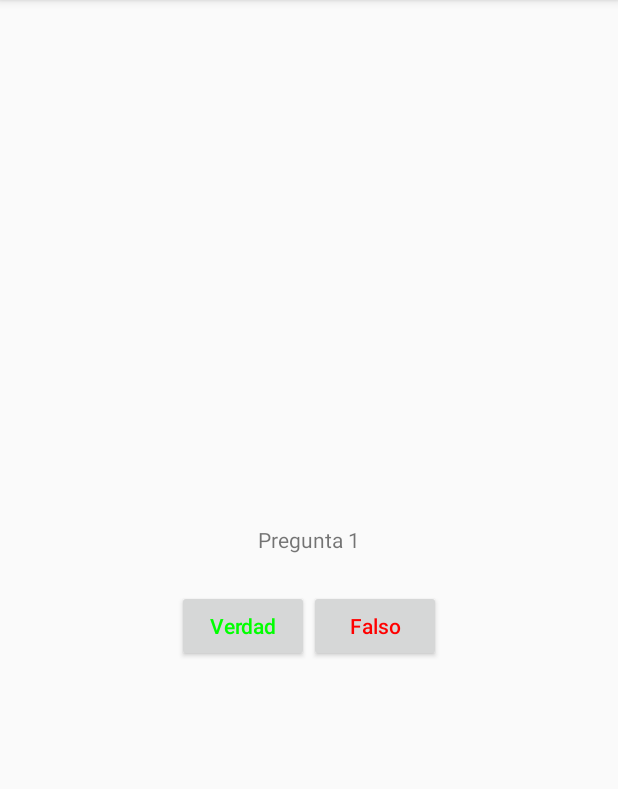
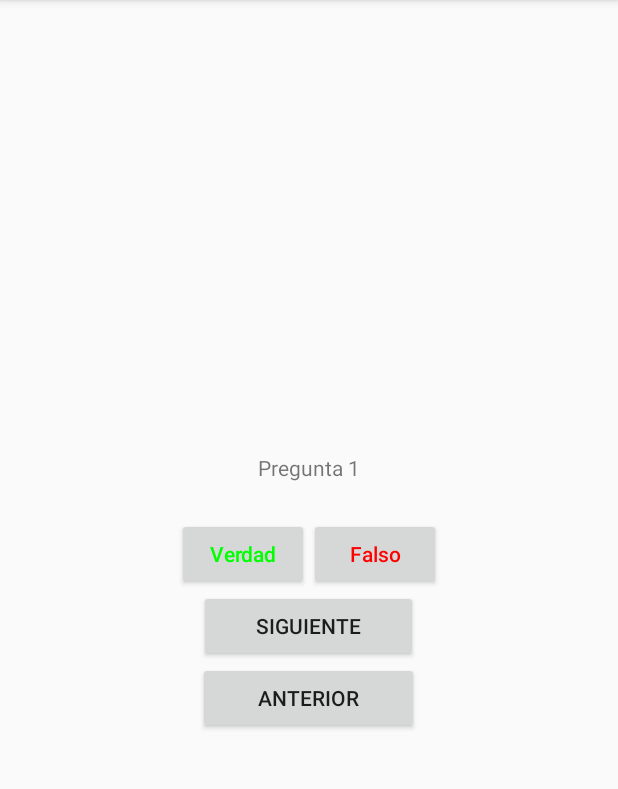
Before and after one commit to arty-20/CochatEST, an Android app: the screen it shows after launch (MainActivity), on a phone screen of 412 x 824 dp, the part 84-873 px from its top. Run offline under Robolectric (Android 15) with nearby library versions, the phone set to English and light mode, and no system bars.

Commit message:
multiples preguntas

```diff
--- a/app/src/main/java/com/example/cochatest/MainActivity.kt
+++ b/app/src/main/java/com/example/cochatest/MainActivity.kt
@@ -3,7 +3,9 @@ package com.example.cochatest
 import androidx.appcompat.app.AppCompatActivity
 import android.os.Bundle
 import android.view.Gravity
+import android.view.InputEvent
 import android.widget.Button
+import android.widget.TextView
 import android.widget.Toast
 
 class MainActivity : AppCompatActivity() {
@@ -14,6 +16,26 @@ class MainActivity : AppCompatActivity() {
 
         val boton_true = findViewById<Button>(R.id.verdad_button)
         val boton_false = findViewById<Button>(R.id.falso_button)
+
+        val boton_siguiente = findViewById<Button>(R.id.siguiente)
+        val boton_anterior = findViewById<Button>(R.id.anterior)
+        val preguntas:List<String> = listOf("pregunta 1","pregunta 2","pregunta 3")
+        var cont = 0
+
+        val texto = findViewById<TextView>(R.id.texto_pre)
+
+        boton_siguiente.setOnClickListener{
+            if(cont < preguntas.size-1) {
+                cont++
+                texto.text = preguntas.get(cont)
+            }
+        }
+        boton_anterior.setOnClickListener{
+            if(cont > 0) {
+                cont--;
+                texto.text = preguntas.get(cont)
+            }
+        }
 
         boton_true.setOnClickListener {
             val t = Toast.makeText(this, "Presiono el boton de verdad", Toast.LENGTH_SHORT)
--- a/app/src/main/res/layout/activity_main.xml
+++ b/app/src/main/res/layout/activity_main.xml
@@ -1,19 +1,18 @@
 <?xml version="1.0" encoding="utf-8"?>
 <androidx.constraintlayout.widget.ConstraintLayout xmlns:android="http://schemas.android.com/apk/res/android"
-    xmlns:app="http://schemas.android.com/apk/res-auto"
+
     xmlns:tools="http://schemas.android.com/tools"
     android:layout_width="match_parent"
     android:layout_height="match_parent"
     tools:context=".MainActivity">
 
     <LinearLayout
-        xmlns:android="http://schemas.android.com/apk/res/android"
         android:layout_width="match_parent"
         android:layout_height="match_parent"
         android:gravity="center"
         android:orientation="vertical">
         <TextView
-            android:id="@+id/pregunta_text_view"
+            android:id="@+id/texto_pre"
             android:layout_width="wrap_content"
             android:layout_height="wrap_content"
             android:padding="24dp"
@@ -28,16 +27,29 @@
                 android:layout_height="wrap_content"
                 android:text="@string/boton_verdad"
                 android:textColor="@color/colorVerde"
-                android:textAllCaps="false" />
+                android:textAllCaps="false"
+                tools:ignore="ButtonStyle" />
             <Button
                 android:id="@+id/falso_button"
                 android:layout_width="wrap_content"
                 android:layout_height="wrap_content"
                 android:text="@string/boton_falso"
                 android:textColor="@color/colorRojo"
-                android:textAllCaps="false" />
+                android:textAllCaps="false"
+                tools:ignore="ButtonStyle" />
         </LinearLayout>
 
+        <Button
+            android:id="@+id/siguiente"
+            android:layout_width="146dp"
+            android:layout_height="wrap_content"
+            android:text="@string/boton_siguiente" />
+
+        <Button
+            android:id="@+id/anterior"
+            android:layout_width="147dp"
+            android:layout_height="wrap_content"
+            android:text="@string/boton_anterior" />
 
 
     </LinearLayout>
```
